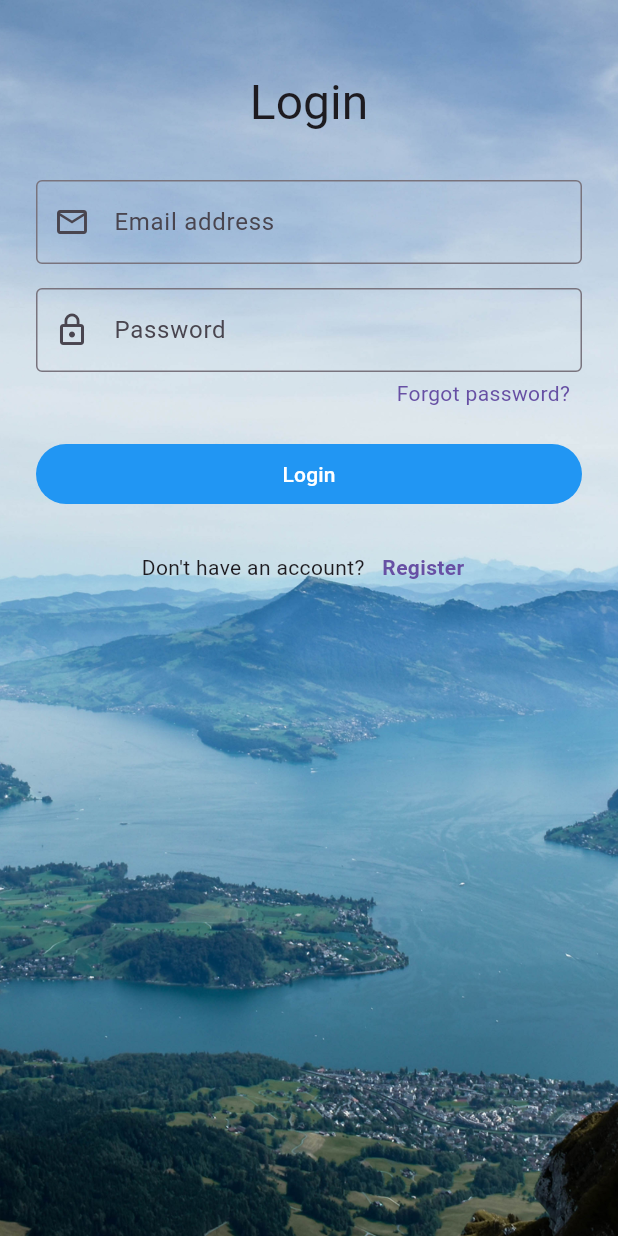
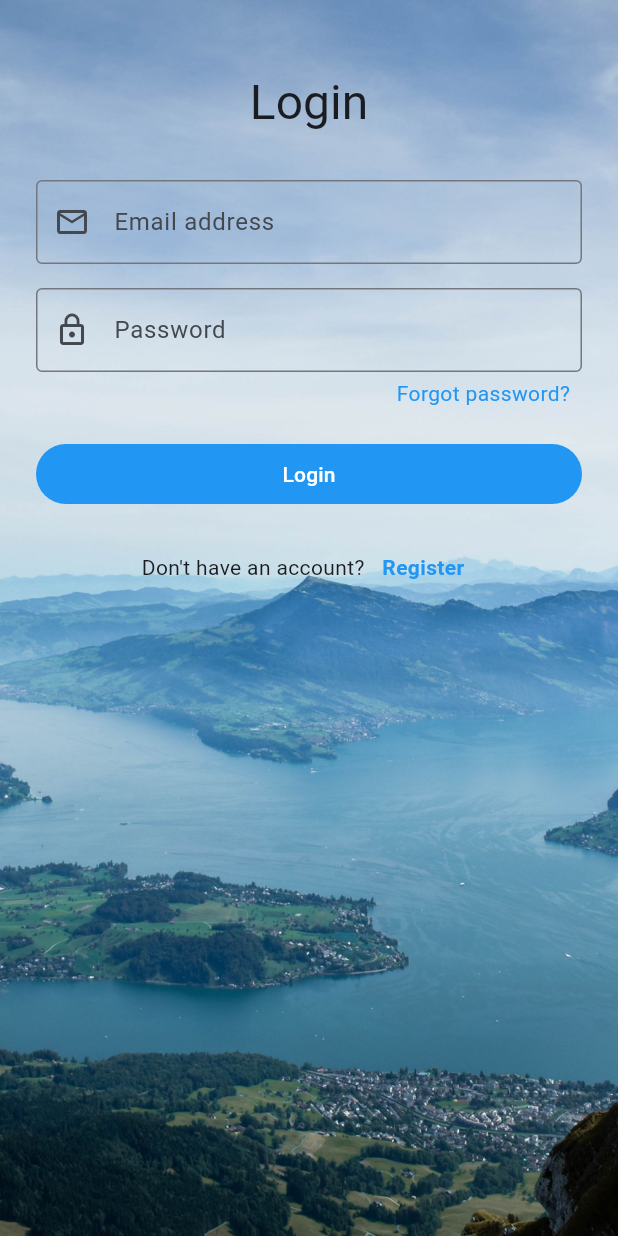
Before and after one commit to suryakumardnw/Learning-Dart, a Flutter app: the screen it shows after launch, on a phone screen of 412 x 824 dp. Run offline on Flutter 3.47's test engine with Material 3 defaults, Android fonts, the phone set to English and light mode, and no system bars; our stand-ins replace go_router.

Commit message:
Create a custom InheritedWidget to manage and provide theme data across the widget tree.
ClickUp: https://app.clickup.com/t/86bccv1n5

```diff
--- a/lib/main.dart
+++ b/lib/main.dart
@@ -1,5 +1,7 @@
 import 'package:flutter/material.dart';
 import 'package:surya_learning_dart/router/app_router.dart';
+import 'package:surya_learning_dart/theme/app_theme.dart';
+import 'package:surya_learning_dart/theme/app_theme_data.dart';
 
 void main() {
   runApp(const MyApp());
@@ -10,8 +12,23 @@ class MyApp extends StatelessWidget {
 
   @override
   Widget build(BuildContext context) {
+    return AppTheme(
+      data: AppThemeData.light,
+      child: const _RootRouter(),
+    );
+  }
+}
+
+class _RootRouter extends StatelessWidget {
+  const _RootRouter();
+
+  @override
+  Widget build(BuildContext context) {
+    final appTheme = AppTheme.of(context);
+
     return MaterialApp.router(
       title: 'Surya Learning Dart',
+      theme: appTheme.toMaterialTheme(),
       routerConfig: appRouter,
     );
   }
--- a/lib/router/app_router.dart
+++ b/lib/router/app_router.dart
@@ -4,14 +4,16 @@ import 'package:surya_learning_dart/screens/login_screen.dart';
 import 'package:surya_learning_dart/screens/register_screen.dart';
 
 final GoRouter appRouter = GoRouter(
-  initialLocation: AppRoutes.login,
+  initialLocation: AppRoutes.loginPath,
   routes: [
     GoRoute(
-      path: AppRoutes.login,
+      path: AppRoutes.loginPath,
+      name: AppRoutes.loginName,
       builder: (context, state) => const LoginScreen(),
     ),
     GoRoute(
-      path: AppRoutes.register,
+      path: AppRoutes.registerPath,
+      name: AppRoutes.registerName,
       builder: (context, state) => const RegisterScreen(),
     ),
   ],
--- a/lib/router/routes.dart
+++ b/lib/router/routes.dart
@@ -1,4 +1,7 @@
 abstract final class AppRoutes {
-  static const login = '/';
-  static const register = '/register';
+  static const loginPath = '/';
+  static const registerPath = '/register';
+
+  static const loginName = 'login';
+  static const registerName = 'register';
 }
--- /dev/null
+++ b/lib/theme/app_theme.dart
@@ -0,0 +1,22 @@
+import 'package:flutter/material.dart';
+import 'package:surya_learning_dart/theme/app_theme_data.dart';
+
+/// Provides [AppThemeData] to descendants via [AppTheme.of].
+class AppTheme extends InheritedWidget {
+  const AppTheme({super.key, required this.data, required super.child});
+
+  final AppThemeData data;
+
+  static AppThemeData of(BuildContext context) {
+    final inherited = context.dependOnInheritedWidgetOfExactType<AppTheme>();
+    assert(inherited != null, 'AppTheme.of() called with no AppTheme ancestor');
+    return inherited!.data;
+  }
+
+  static AppThemeData? maybeOf(BuildContext context) {
+    return context.dependOnInheritedWidgetOfExactType<AppTheme>()?.data;
+  }
+
+  @override
+  bool updateShouldNotify(AppTheme oldWidget) => data != oldWidget.data;
+}
--- /dev/null
+++ b/lib/theme/app_theme_data.dart
@@ -0,0 +1,44 @@
+import 'package:flutter/material.dart';
+
+class AppThemeData {
+  const AppThemeData({
+    required this.primaryColor,
+    required this.onPrimaryColor,
+    required this.scaffoldBackgroundColor,
+  });
+
+  final Color primaryColor;
+  final Color onPrimaryColor;
+  final Color scaffoldBackgroundColor;
+
+  static const light = AppThemeData(
+    primaryColor: Colors.blue,
+    onPrimaryColor: Colors.white,
+    scaffoldBackgroundColor: Colors.white,
+  );
+
+  ThemeData toMaterialTheme() {
+    return ThemeData(
+      colorScheme: ColorScheme.fromSeed(
+        seedColor: primaryColor,
+        primary: primaryColor,
+        onPrimary: onPrimaryColor,
+      ),
+      scaffoldBackgroundColor: scaffoldBackgroundColor,
+      useMaterial3: true,
+    );
+  }
+
+  @override
+  bool operator ==(Object other) {
+    return identical(this, other) ||
+        other is AppThemeData &&
+            primaryColor == other.primaryColor &&
+            onPrimaryColor == other.onPrimaryColor &&
+            scaffoldBackgroundColor == other.scaffoldBackgroundColor;
+  }
+
+  @override
+  int get hashCode =>
+      Object.hash(primaryColor, onPrimaryColor, scaffoldBackgroundColor);
+}
--- a/lib/widgets/login_widget.dart
+++ b/lib/widgets/login_widget.dart
@@ -82,7 +82,7 @@ class _LoginWidgetState extends State<LoginWidget> {
             children: [
               Text("Don't have an account? ", style: bodyMedium),
               TextButton(
-                onPressed: () => context.push(AppRoutes.register),
+                onPressed: () => context.pushNamed(AppRoutes.registerName),
                 style: _linkButtonStyle(context),
                 child: Text(
                   'Register',
--- a/lib/widgets/primary-button.dart
+++ b/lib/widgets/primary-button.dart
@@ -1,4 +1,5 @@
 import 'package:flutter/material.dart';
+import 'package:surya_learning_dart/theme/app_theme.dart';
 
 class PrimaryButton extends StatelessWidget {
   const PrimaryButton({
@@ -12,11 +13,13 @@ class PrimaryButton extends StatelessWidget {
 
   @override
   Widget build(BuildContext context) {
-    return FilledButton.tonal(
+    final theme = AppTheme.of(context);
+
+    return FilledButton(
       onPressed: onPressed,
       style: FilledButton.styleFrom(
-        backgroundColor: Colors.blue,
-        foregroundColor: Colors.white,
+        backgroundColor: theme.primaryColor,
+        foregroundColor: theme.onPrimaryColor,
       ),
       child: Text(label),
     );
--- a/lib/widgets/register_widget.dart
+++ b/lib/widgets/register_widget.dart
@@ -87,7 +87,7 @@ class _RegisterWidgetState extends State<RegisterWidget> {
               children: [
                 Text('Already have an account? ', style: bodyMedium),
                 TextButton(
-                  onPressed: () => context.go(AppRoutes.login),
+                  onPressed: () => context.goNamed(AppRoutes.loginName),
                   style: _linkButtonStyle(context),
                   child: Text(
                     'Login',
```
